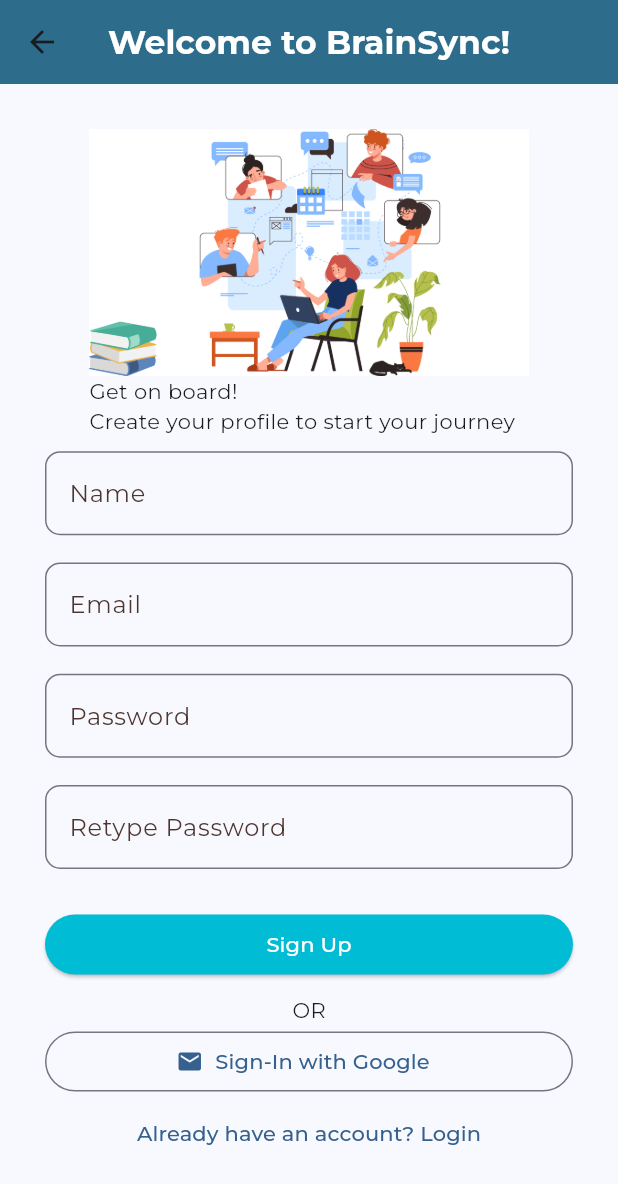
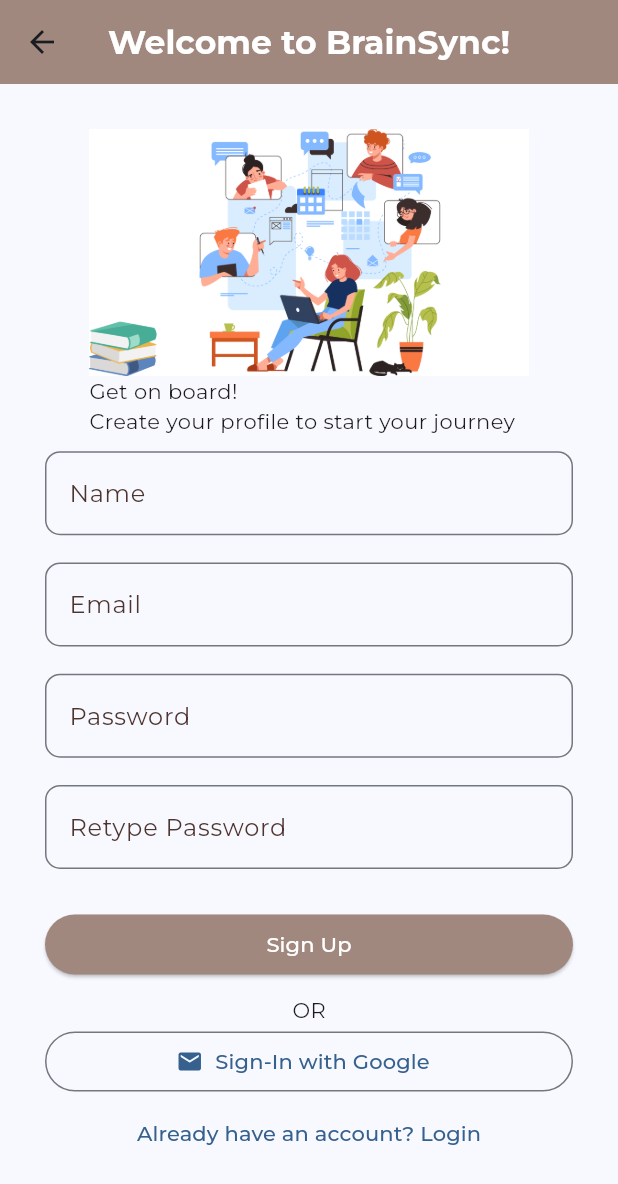
Before and after one commit to chanjunlin/brainSync, a Flutter app: the RegisterPage screen opened by its route, on a phone screen of 412 x 824 dp. Shown: the top 1184 px of the screen. Run offline on Flutter 3.47's test engine with Material 3 defaults, Android fonts, the phone set to English and light mode, and no system bars; our stand-ins replace cloud_firestore, curved_navigation_bar, dash_chat_2, delightful_toast, dot_navigation_bar, firebase_auth and 7 more; accounts and stored records are empty; network calls fail.

Commit message:
color_update

```diff
--- a/lib/pages/forget_password.dart
+++ b/lib/pages/forget_password.dart
@@ -42,7 +42,7 @@ class _ForgetPasswordState extends State<ForgetPassword> {
     return SizedBox(
       width: MediaQuery.sizeOf(context).width,
       child: MaterialButton(
-      color: Theme.of(context).colorScheme.primary,
+      color: Colors.brown[300],
       onPressed: _sendPasswordResetEmail,
       child: const Text('Continue', style: TextStyle(
         color: Colors.white,
@@ -75,7 +75,7 @@ class _ForgetPasswordState extends State<ForgetPassword> {
           color: Colors.white,
         ),
         ),
-        backgroundColor: Theme.of(context).colorScheme.primary,
+        backgroundColor: const Color.fromARGB(255, 161, 136, 127),
         centerTitle: true,
       ),
       body: SingleChildScrollView(
--- a/lib/pages/form/signup_form.dart
+++ b/lib/pages/form/signup_form.dart
@@ -108,7 +108,7 @@ class _signUpFormState extends State<signUpForm> {
               width: double.infinity,
               child: ElevatedButton(
                 style: FilledButton.styleFrom(
-                  backgroundColor: Colors.cyan,
+                  backgroundColor: const Color.fromARGB(255, 161, 136, 127),
                   foregroundColor: Colors.white,
                 ),
                 onPressed: () async {
--- a/lib/pages/register.dart
+++ b/lib/pages/register.dart
@@ -52,7 +52,7 @@ class _RegisterPageState extends State<RegisterPage> {
               fontWeight: FontWeight.bold,
             ),
           ),
-          backgroundColor: const Color.fromARGB(255, 46, 108, 139),
+          backgroundColor: const Color.fromARGB(255, 161, 136, 127),
           centerTitle: true,
         ),
         body: SingleChildScrollView(
@@ -67,7 +67,7 @@ class _RegisterPageState extends State<RegisterPage> {
                     title: 'Get on board!',
                     subTitle: 'Create your profile to start your journey',
                   ),
-                  signUpForm(),
+                  const signUpForm(),
                   Column(
                     children: [
                       const Text('OR'),
@@ -75,15 +75,15 @@ class _RegisterPageState extends State<RegisterPage> {
                         width: double.infinity,
                         child: OutlinedButton.icon(
                           onPressed: () {},
-                          icon: Icon(Icons.email),
-                          label: Text("Sign-In with Google"),
+                          icon: const Icon(Icons.email),
+                          label: const Text("Sign-In with Google"),
                         ),
                       ),
                       TextButton(
                         onPressed: () {
                           _navigationService.pushName("/login");
                         },
-                        child: Text.rich(
+                        child: const Text.rich(
                           TextSpan(
                             children: [
                               TextSpan(text: "Already have an account? "),
```
